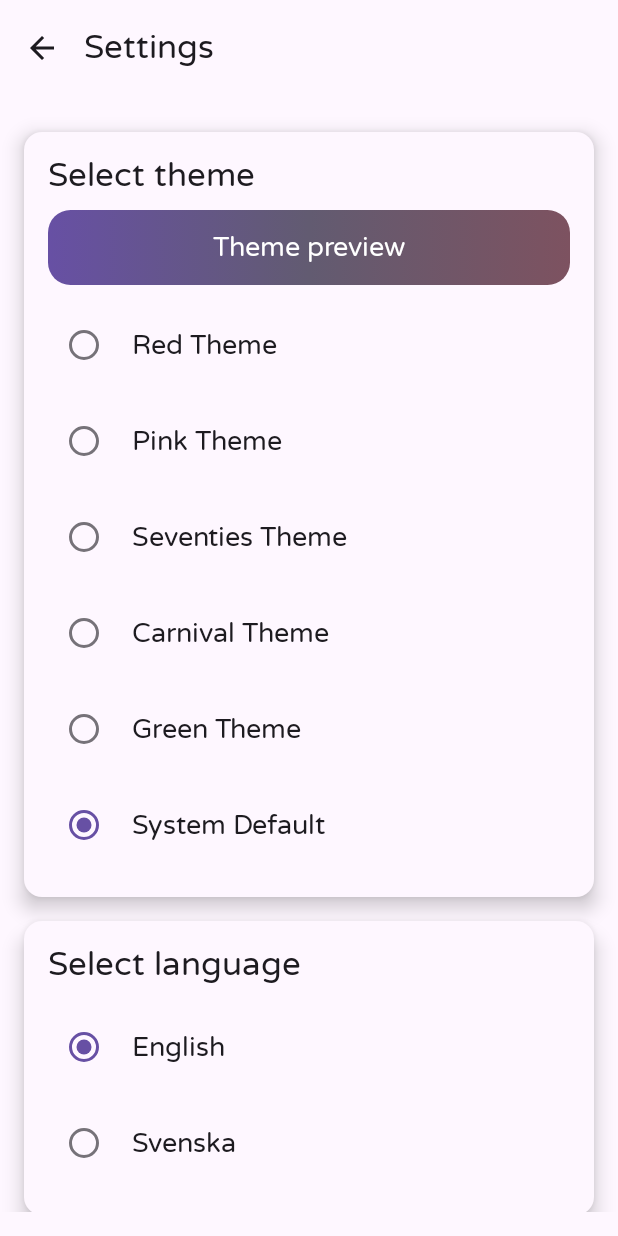
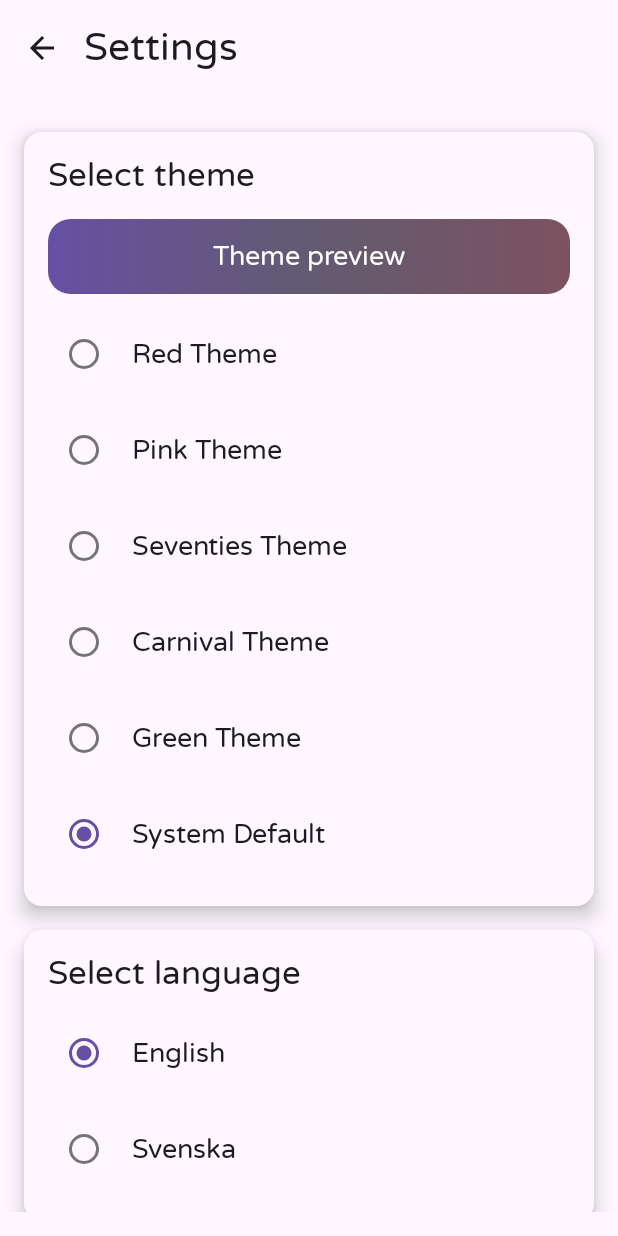
Before and after one commit to AllramEst83/CodedByKay.PureNotes, an Android app built with Jetpack Compose: the SettingsPage screen opened through its navigation route, on a phone screen of 412 x 824 dp. Run offline under Robolectric (Android 15) with nearby library versions, the phone set to English and light mode, and no system bars; our stand-ins replace livedata-compose.

Commit message:
Started to use Material typography. More to go

```diff
--- a/app/src/main/java/com/codedbykay/purenotes/components/SettingsCard.kt
+++ b/app/src/main/java/com/codedbykay/purenotes/components/SettingsCard.kt
@@ -30,9 +30,9 @@ fun SettingsCard(
         Column(modifier = Modifier.padding(16.dp)) {
             Text(
                 text = title,
-                style = MaterialTheme.typography.titleLarge
+                style = MaterialTheme.typography.titleMedium
             )
-            Spacer(modifier = Modifier.height(10.dp))
+            Spacer(modifier = Modifier.height(8.dp))
             content()
         }
     }
--- /dev/null
+++ b/app/src/main/java/com/codedbykay/purenotes/components/ThemePreview.kt
@@ -0,0 +1,52 @@
+package com.codedbykay.purenotes.components
+
+import androidx.compose.foundation.background
+import androidx.compose.foundation.layout.Box
+import androidx.compose.foundation.layout.Row
+import androidx.compose.foundation.layout.fillMaxWidth
+import androidx.compose.foundation.layout.height
+import androidx.compose.foundation.layout.padding
+import androidx.compose.foundation.shape.RoundedCornerShape
+import androidx.compose.material3.MaterialTheme
+import androidx.compose.material3.Text
+import androidx.compose.runtime.Composable
+import androidx.compose.ui.Alignment
+import androidx.compose.ui.Modifier
+import androidx.compose.ui.draw.clip
+import androidx.compose.ui.graphics.Brush
+import androidx.compose.ui.res.stringResource
+import androidx.compose.ui.unit.dp
+import com.codedbykay.purenotes.R
+
+@Composable
+fun ThemePreview() {
+    Row(
+        modifier = Modifier
+            .fillMaxWidth()
+            .padding(vertical = 8.dp)
+    ) {
+        Box(
+            modifier = Modifier
+                .fillMaxWidth()
+                .height(50.dp)
+                .clip(RoundedCornerShape(15.dp))
+                .background(
+                    brush = Brush.horizontalGradient(
+                        colors = listOf(
+                            MaterialTheme.colorScheme.primary,
+                            MaterialTheme.colorScheme.secondary,
+                            MaterialTheme.colorScheme.tertiary
+                        )
+                    )
+                ),
+            contentAlignment = Alignment.Center
+        )
+        {
+            Text(
+                text = stringResource(id = R.string.theme_preview_text),
+                color = MaterialTheme.colorScheme.onPrimary,
+                style = MaterialTheme.typography.bodyMedium
+            )
+        }
+    }
+}
--- a/app/src/main/java/com/codedbykay/purenotes/pages/SettingsPage.kt
+++ b/app/src/main/java/com/codedbykay/purenotes/pages/SettingsPage.kt
@@ -1,10 +1,8 @@
 package com.codedbykay.purenotes.pages
 
 import androidx.activity.compose.BackHandler
-import androidx.compose.foundation.background
 import androidx.compose.foundation.layout.*
 import androidx.compose.foundation.lazy.LazyColumn
-import androidx.compose.foundation.shape.RoundedCornerShape
 import androidx.compose.material.icons.Icons
 import androidx.compose.material.icons.automirrored.filled.ArrowBack
 import androidx.compose.material3.ExperimentalMaterial3Api
@@ -22,8 +20,6 @@ import androidx.compose.runtime.remember
 import androidx.compose.runtime.setValue
 import androidx.compose.ui.Alignment
 import androidx.compose.ui.Modifier
-import androidx.compose.ui.draw.clip
-import androidx.compose.ui.graphics.Brush
 import androidx.compose.ui.res.stringResource
 import androidx.compose.ui.unit.dp
 import androidx.navigation.NavHostController
@@ -32,6 +28,7 @@ import com.codedbykay.purenotes.components.LanguageSelection
 import com.codedbykay.purenotes.components.RoundedCircularProgressIndicator
 import com.codedbykay.purenotes.components.SettingsCard
 import com.codedbykay.purenotes.components.ThemeItem
+import com.codedbykay.purenotes.components.ThemePreview
 import com.codedbykay.purenotes.ui.theme.ThemeData
 import com.codedbykay.purenotes.utils.handleEmptyBackNavigation
 import com.codedbykay.purenotes.viewModels.SettingsViewModel
@@ -67,7 +64,12 @@ fun SettingsPage(
     Scaffold(
         topBar = {
             TopAppBar(
-                title = { Text(stringResource(id = R.string.settings)) },
+                title = {
+                    Text(
+                        text = stringResource(id = R.string.settings),
+                        style = MaterialTheme.typography.titleLarge
+                    )
+                },
                 navigationIcon = {
                     IconButton(
                         onClick = {
@@ -95,37 +97,7 @@ fun SettingsPage(
                     SettingsCard(
                         title = stringResource(id = R.string.select_theme),
                         content = {
-
-                            Row(
-                                modifier = Modifier
-                                    .fillMaxWidth()
-                                    .padding(bottom = 8.dp)
-                            ) {
-                                Box(
-                                    modifier = Modifier
-                                        .fillMaxWidth()
-                                        .height(50.dp)
-                                        .clip(RoundedCornerShape(15.dp))
-                                        .background(
-                                            brush = Brush.horizontalGradient(
-                                                colors = listOf(
-                                                    MaterialTheme.colorScheme.primary,
-                                                    MaterialTheme.colorScheme.secondary,
-                                                    MaterialTheme.colorScheme.tertiary
-                                                )
-                                            )
-                                        ),
-                                    contentAlignment = Alignment.Center
-                                )
-                                {
-                                    Text(
-                                        text = stringResource(id = R.string.theme_preview_text),
-                                        color = MaterialTheme.colorScheme.onPrimary,
-                                        style = MaterialTheme.typography.bodyMedium
-                                    )
-                                }
-                            }
-
+                            ThemePreview()
                             ThemeData.themeOptions.forEach { themeOption ->
                                 ThemeItem(
                                     currentTheme = settingsViewModel.themeMode,
--- a/app/src/main/java/com/codedbykay/purenotes/pages/ToDoGroupPage.kt
+++ b/app/src/main/java/com/codedbykay/purenotes/pages/ToDoGroupPage.kt
@@ -19,6 +19,7 @@ import androidx.compose.material3.DrawerValue
 import androidx.compose.material3.ExperimentalMaterial3Api
 import androidx.compose.material3.Icon
 import androidx.compose.material3.IconButton
+import androidx.compose.material3.MaterialTheme
 import androidx.compose.material3.ModalNavigationDrawer
 import androidx.compose.material3.OutlinedTextField
 import androidx.compose.material3.Scaffold
@@ -101,10 +102,10 @@ fun ToDoGroupPage(
 
         val localConfiguration = LocalConfiguration.current
         val screenWidthDp = localConfiguration.screenWidthDp
-        val fontSize = when {
-            screenWidthDp <= 360 -> 18.sp
-            screenWidthDp < 448 -> 22.sp
-            else -> 26.sp
+        val fontStyle = when {
+            screenWidthDp <= 360 -> MaterialTheme.typography.titleSmall
+            screenWidthDp < 448 -> MaterialTheme.typography.titleMedium
+            else -> MaterialTheme.typography.titleLarge
         }
 
         LaunchedEffect(Unit) {
@@ -132,7 +133,7 @@ fun ToDoGroupPage(
                     TopAppBar(
                         title = {
                             Text(
-                                fontSize = fontSize,
+                                style = fontStyle,
                                 text = stringResource(id = R.string.app_name)
                             )
                         },
```
Also changed, not shown: app/src/main/java/com/codedbykay/purenotes/pages/ToDoPage.kt (+5 -5 lines), app/src/main/java/com/codedbykay/purenotes/ui/theme/Type.kt (+10 -2 lines).
